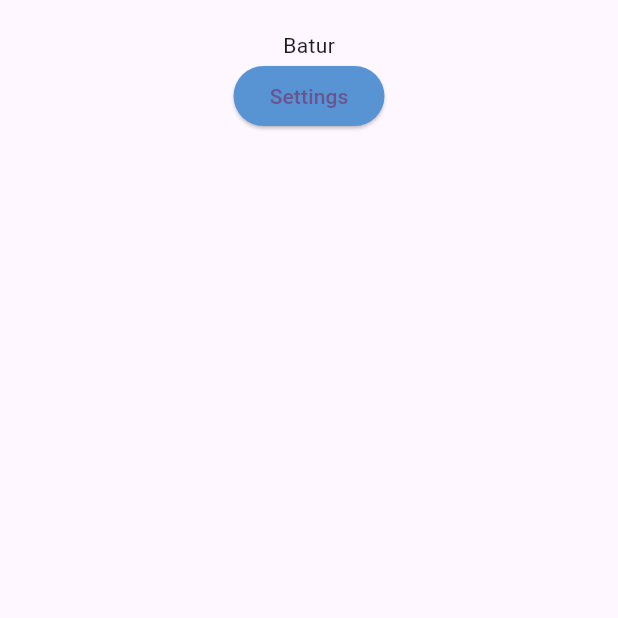
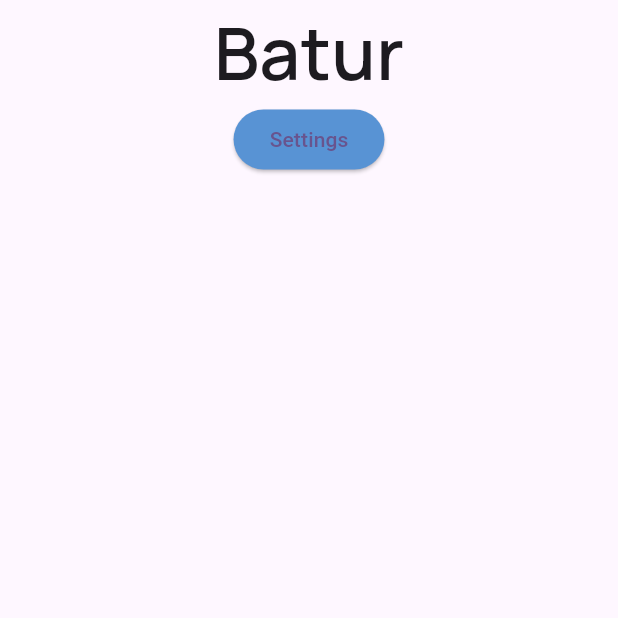
Before and after one commit to hafidikhsan/batur, a Flutter app: the screen it shows after launch, on a phone screen of 412 x 824 dp, the top half of it. Run offline on Flutter 3.47's test engine with Material 3 defaults, Android fonts, the phone set to English and light mode, and no system bars; our stand-ins replace equatable, flutter_bloc, google_fonts; generated files the repository leaves out were written again.

Commit message:
CREATE: Design system fonts

```diff
--- a/lib/screen/on_boarding_screen.dart
+++ b/lib/screen/on_boarding_screen.dart
@@ -10,11 +10,12 @@ class OnBoardingScreen extends StatelessWidget {
     return Scaffold(
       body: SafeArea(
         child: Center(
-          child: Padding(
-            padding: const EdgeInsets.all(20.0),
           child: Column(
             children: [
-                const Text("Batur"),
+              Text(
+                "Batur",
+                style: MyTextStyles.headings1,
+              ),
               ElevatedButton(
                 style: ElevatedButton.styleFrom(
                   shape: const StadiumBorder(),
@@ -34,7 +35,6 @@ class OnBoardingScreen extends StatelessWidget {
           ),
         ),
       ),
-      ),
     );
   }
 }
--- a/lib/utils/design_system.dart
+++ b/lib/utils/design_system.dart
@@ -1,4 +1,5 @@
 import 'package:flutter/material.dart';
+import 'package:google_fonts/google_fonts.dart';
 
 class MyColors {
   // Light Mode
@@ -23,3 +24,91 @@ class MyColors {
   static const Color warningDark = Color(0xFFF0C544);
   static const Color dangerDark = Color(0xFFDA5353);
 }
+
+class MyTextStyles {
+  static TextStyle headings1 = GoogleFonts.manrope(
+    fontSize: 48,
+    fontWeight: FontWeight.w600,
+  );
+  static TextStyle headings2 = GoogleFonts.manrope(
+    fontSize: 40,
+    fontWeight: FontWeight.w600,
+  );
+  static TextStyle headings3 = GoogleFonts.manrope(
+    fontSize: 36,
+    fontWeight: FontWeight.w600,
+  );
+  static TextStyle headings4 = GoogleFonts.manrope(
+    fontSize: 30,
+    fontWeight: FontWeight.w600,
+  );
+  static TextStyle headings5 = GoogleFonts.manrope(
+    fontSize: 24,
+    fontWeight: FontWeight.w600,
+  );
+
+  static TextStyle subtitle1 = GoogleFonts.manrope(
+    fontSize: 20,
+    fontWeight: FontWeight.w600,
+  );
+  static TextStyle subtitle2 = GoogleFonts.manrope(
+    fontSize: 18,
+    fontWeight: FontWeight.w600,
+  );
+
+  static TextStyle paragraph1 = GoogleFonts.roboto(
+    fontSize: 16,
+    fontWeight: FontWeight.w400,
+  );
+  static TextStyle paragraph2 = GoogleFonts.roboto(
+    fontSize: 14,
+    fontWeight: FontWeight.w500,
+  );
+  static TextStyle paragraph3 = GoogleFonts.manrope(
+    fontSize: 14,
+    fontWeight: FontWeight.w700,
+  );
+  static TextStyle quotes = GoogleFonts.roboto(
+    fontSize: 18,
+    fontStyle: FontStyle.italic,
+  );
+
+  static TextStyle label = GoogleFonts.manrope(
+    fontSize: 12,
+    fontWeight: FontWeight.w500,
+  );
+  static TextStyle placeholder = GoogleFonts.manrope(
+    fontSize: 14,
+    fontWeight: FontWeight.w500,
+  );
+  static TextStyle assistive = GoogleFonts.manrope(
+    fontSize: 12,
+    fontWeight: FontWeight.w500,
+  );
+
+  static TextStyle button = GoogleFonts.manrope(
+    fontSize: 16,
+    fontWeight: FontWeight.w500,
+  );
+  static TextStyle buttonLinks = GoogleFonts.manrope(
+    fontSize: 18,
+    fontWeight: FontWeight.w500,
+  );
+  static TextStyle buttonSmall = GoogleFonts.manrope(
+    fontSize: 14,
+    fontWeight: FontWeight.w500,
+  );
+  static TextStyle buttonExtraSmall = GoogleFonts.manrope(
+    fontSize: 12,
+    fontWeight: FontWeight.w500,
+  );
+
+  static TextStyle caption = GoogleFonts.manrope(
+    fontSize: 12,
+    fontWeight: FontWeight.w500,
+  );
+  static TextStyle overline = GoogleFonts.manrope(
+    fontSize: 10,
+    fontWeight: FontWeight.w500,
+  );
+}
--- a/pubspec.yaml
+++ b/pubspec.yaml
@@ -16,6 +16,7 @@ dependencies:
   intl: any
 
   cupertino_icons: ^1.0.2
+  google_fonts:
   equatable:
   flutter_bloc:
 
```
Also changed, not shown: pubspec.lock, 10 other files. Lines whose indentation alone changed are shown as unchanged.
